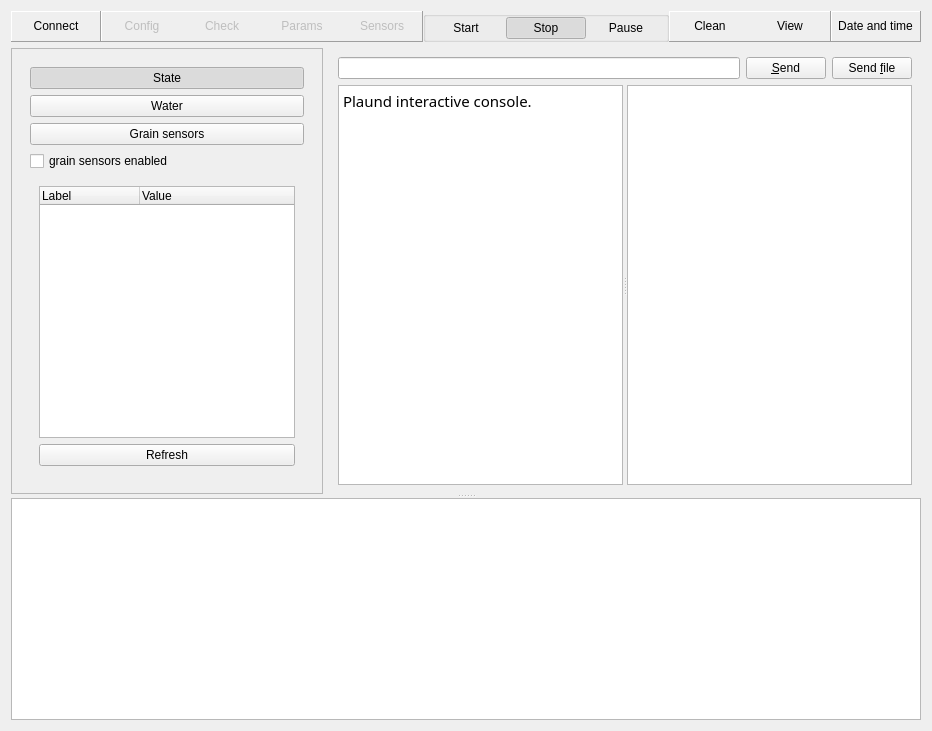
Above: gui/mainwindow.ui from Shmuma/grain-watering before the change. Below: the same form after it.
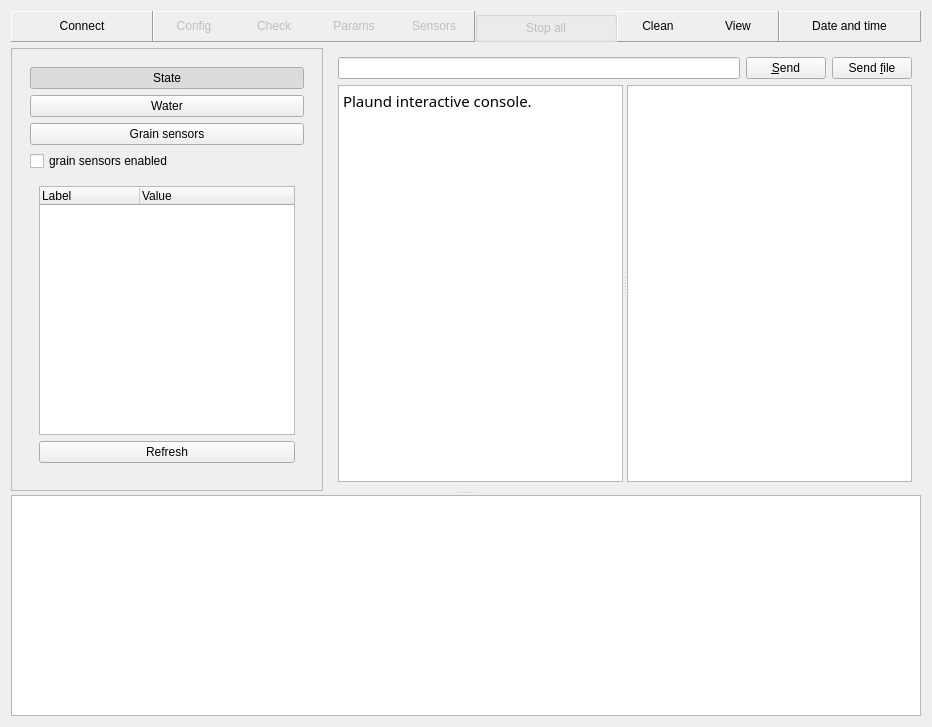
That is the form after the change. The open tabs and pages were chosen to show the change. Custom widgets are drawn as their Qt base class.

Commit message: Per-stage control buttons implemented.

What changed in the file:
```diff
--- a/gui/mainwindow.ui
+++ b/gui/mainwindow.ui
@@ -7,7 +7,7 @@
     <x>0</x>
     <y>0</y>
     <width>932</width>
-    <height>731</height>
+    <height>727</height>
    </rect>
   </property>
   <property name="windowTitle" >
@@ -172,47 +172,12 @@
          <number>0</number>
         </property>
         <item>
-         <widget class="QPushButton" name="startButton" >
-          <property name="text" >
-           <string>Start</string>
+         <widget class="QPushButton" name="globalStopButton" >
+          <property name="enabled" >
+           <bool>false</bool>
           </property>
-          <property name="checkable" >
-           <bool>true</bool>
-          </property>
-          <property name="autoExclusive" >
-           <bool>true</bool>
-          </property>
-          <property name="flat" >
-           <bool>true</bool>
-          </property>
-         </widget>
-        </item>
-        <item>
-         <widget class="QPushButton" name="stopButton" >
           <property name="text" >
-           <string>Stop</string>
-          </property>
-          <property name="checkable" >
-           <bool>true</bool>
-          </property>
-          <property name="checked" >
-           <bool>true</bool>
-          </property>
-          <property name="autoExclusive" >
-           <bool>true</bool>
-          </property>
-          <property name="flat" >
-           <bool>true</bool>
-          </property>
-         </widget>
-        </item>
-        <item>
-         <widget class="QPushButton" name="pauseButton" >
-          <property name="text" >
-           <string>Pause</string>
-          </property>
-          <property name="checkable" >
-           <bool>true</bool>
+           <string>Stop all</string>
           </property>
           <property name="flat" >
            <bool>true</bool>
@@ -805,8 +770,8 @@
               <property name="html" >
                <string>&lt;html>&lt;head>&lt;meta name="qrichtext" content="1" />&lt;style type="text/css">
 p, li { white-space: pre-wrap; }
-&lt;/style>&lt;/head>&lt;body style=" font-family:'Terminus'; font-size:11pt; font-weight:400; font-style:normal;">
-&lt;p style=" margin-top:0px; margin-bottom:0px; margin-left:0px; margin-right:0px; -qt-block-indent:0; text-indent:0px;">Plaund interactive console.&lt;/p>&lt;/body>&lt;/html></string>
+&lt;/style>&lt;/head>&lt;body style=" font-family:'Terminus'; font-size:12pt; font-weight:400; font-style:normal;">
+&lt;p style=" margin-top:0px; margin-bottom:0px; margin-left:0px; margin-right:0px; -qt-block-indent:0; text-indent:0px; font-size:11pt;">Plaund interactive console.&lt;/p>&lt;/body>&lt;/html></string>
               </property>
              </widget>
              <widget class="QTextEdit" name="autoLogEditor" >
@@ -819,8 +784,8 @@
               <property name="html" >
                <string>&lt;html>&lt;head>&lt;meta name="qrichtext" content="1" />&lt;style type="text/css">
 p, li { white-space: pre-wrap; }
-&lt;/style>&lt;/head>&lt;body style=" font-family:'Verdana'; font-size:11pt; font-weight:400; font-style:normal;">
-&lt;p style="-qt-paragraph-type:empty; margin-top:0px; margin-bottom:0px; margin-left:0px; margin-right:0px; -qt-block-indent:0; text-indent:0px; font-family:'Terminus';">&lt;/p>&lt;/body>&lt;/html></string>
+&lt;/style>&lt;/head>&lt;body style=" font-family:'Verdana'; font-size:12pt; font-weight:400; font-style:normal;">
+&lt;p style="-qt-paragraph-type:empty; margin-top:0px; margin-bottom:0px; margin-left:0px; margin-right:0px; -qt-block-indent:0; text-indent:0px; font-family:'Terminus'; font-size:11pt;">&lt;/p>&lt;/body>&lt;/html></string>
               </property>
              </widget>
             </widget>
```
The commit also changes 10 other files.
